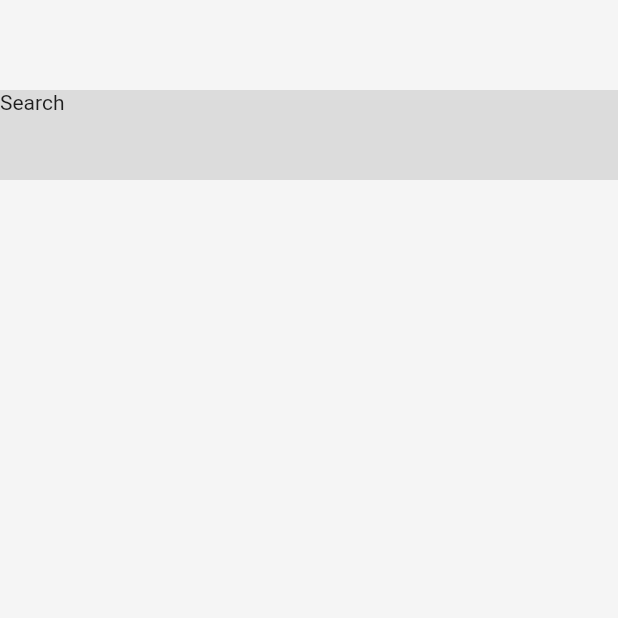
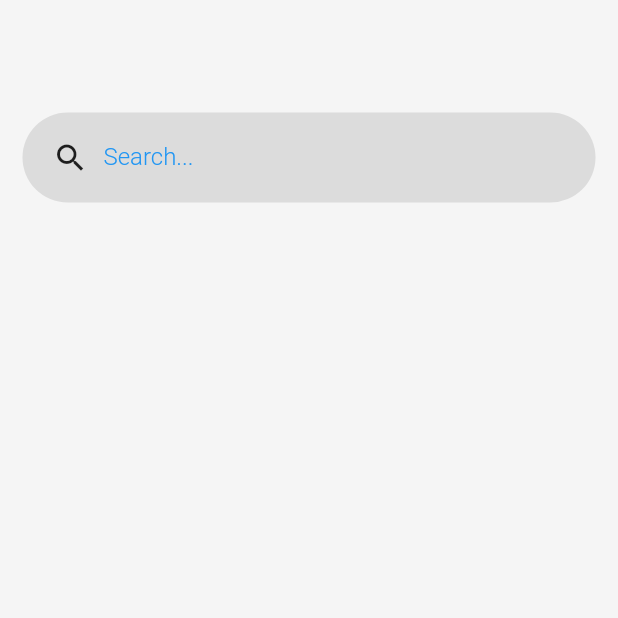
Before and after one commit to DaniloPorto30/Shopping_App_Flutter, a Flutter app: the HomePage screen opened directly, on a phone screen of 412 x 824 dp, the top half of it. Run offline on Flutter 3.47's test engine with Material 2 defaults, Android fonts, the phone set to English and light mode, and no system bars.

Commit message:
search criado

```diff
--- a/lib/pages/home.page.dart
+++ b/lib/pages/home.page.dart
@@ -5,6 +5,7 @@ class HomePage extends StatelessWidget {
   Widget build(BuildContext context) {
     return Scaffold(
       body: Container(
+        padding: EdgeInsets.all(15),
         width: double.infinity,
         color: Color(0xFFF5F5F5),
         child: Column(
@@ -23,8 +24,37 @@ class HomePage extends StatelessWidget {
 
 Widget search() {
   return Container(
-    color: Colors.black.withOpacity(0.1),
     height: 60,
-    child: Text("Search"),
+    padding: EdgeInsets.only(left: 20,),
+    decoration: BoxDecoration(
+      color: Colors.black.withOpacity(0.1),
+      borderRadius: BorderRadius.all(
+        Radius.circular(128),
+      )
+    ),
+    child: Row(
+      children: <Widget>[
+        Icon(Icons.search),
+             Container(
+               width: 300,
+               padding: EdgeInsets.only(left: 10),
+               child: TextFormField(
+                        //autofocus: true,
+                        keyboardType: TextInputType.text,
+                        decoration: InputDecoration(
+                          border: InputBorder.none,
+                            labelText: "Search...",
+                            labelStyle: TextStyle(
+                              color: Colors.blue,
+                              fontWeight: FontWeight.w300,
+                              fontSize: 16,
+                            ),),
+                        style: TextStyle(
+                          fontSize: 20,
+                          color:  Colors.blue,
+                        ),
+                      ),
+             ),
+      ],),
   );
 }
```
